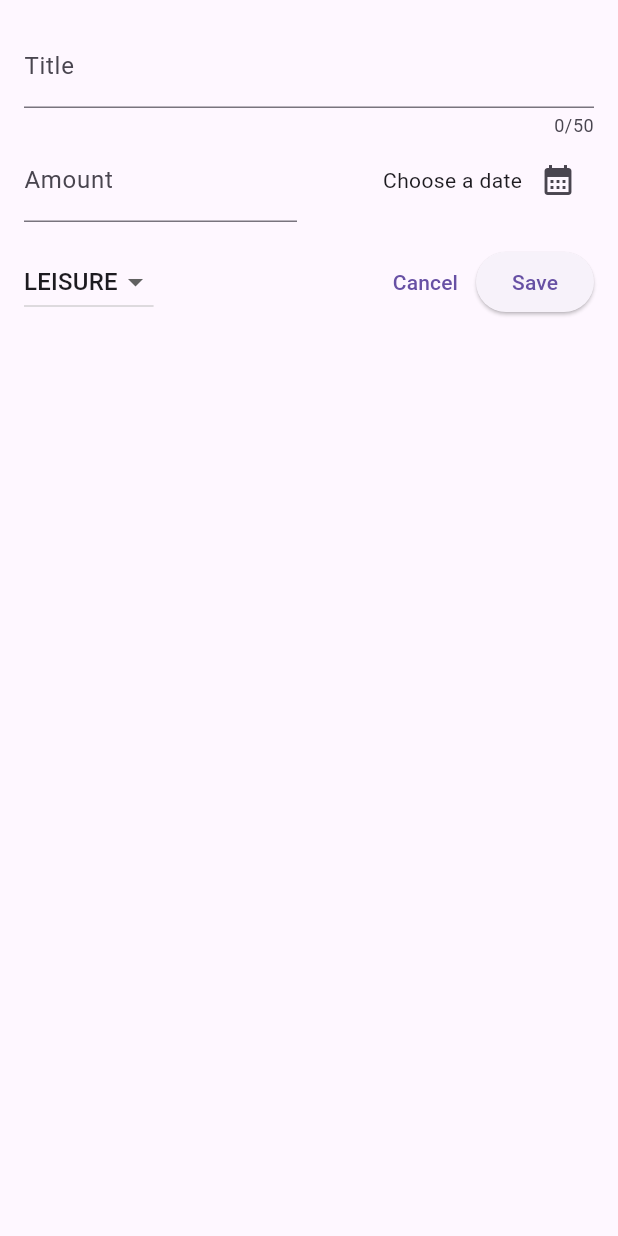
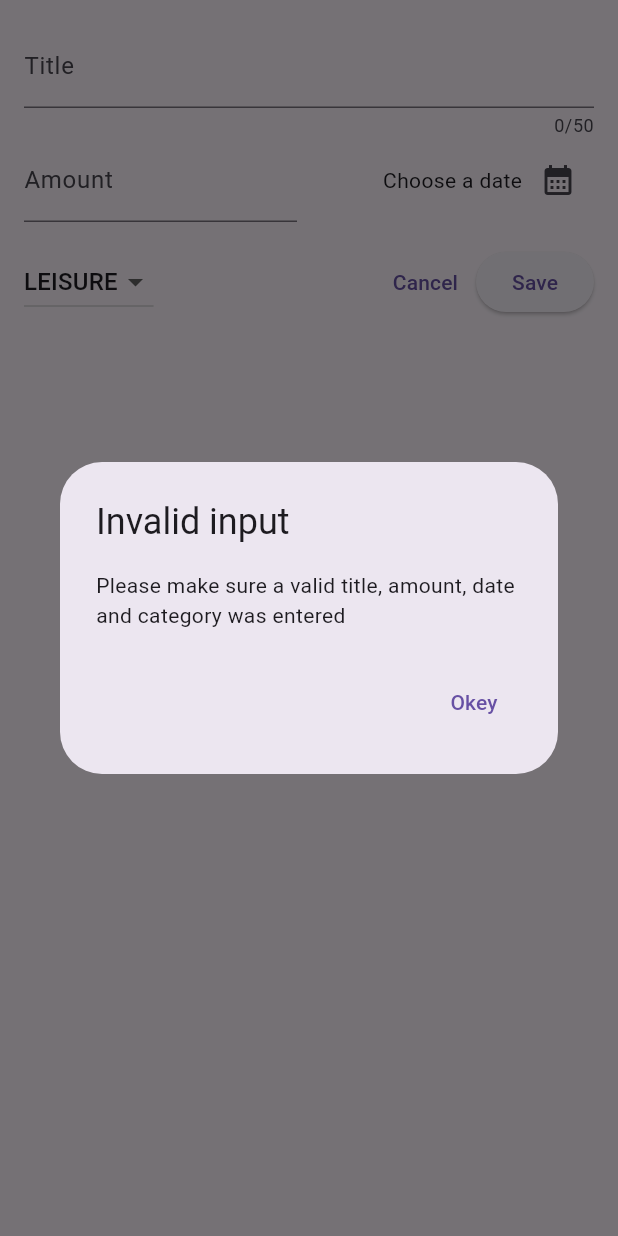
Before and after one commit to Polinaphlej02/expense_tracker, a Flutter app: the NewExpense widget shown alone on an empty page, opened directly, after a tap on "Save", on a phone screen of 412 x 824 dp. Run offline on Flutter 3.47's test engine with Material 3 defaults, Android fonts, the phone set to English and light mode, and no system bars.

Commit message:
Added validation and alert dialog

```diff
--- a/lib/widgets/new_expense.dart
+++ b/lib/widgets/new_expense.dart
@@ -19,6 +19,30 @@ class _NewExpenseState extends State<NewExpense> {
     _titleController.dispose();
     _amountController.dispose();
     super.dispose();
+  }
+
+  void _submitExpenseData() {
+    final enteredAmount = double.tryParse(_amountController.text);
+    final amountIsInvalid = enteredAmount == null || enteredAmount <= 0;
+    if (_titleController.text.trim().isEmpty ||
+        amountIsInvalid ||
+        _selectedDate == null) {
+      showDialog(
+        context: context,
+        builder: (ctx) => AlertDialog(
+          title: Text("Invalid input"),
+          content: const Text(
+              "Please make sure a valid title, amount, date and category was entered"),
+          actions: [
+            TextButton(
+                onPressed: () {
+                  Navigator.pop(ctx);
+                },
+                child: Text("Okey"))
+          ],
+        ),
+      );
+    }
   }
 
   void _datePicker() async {
@@ -79,19 +103,19 @@ class _NewExpenseState extends State<NewExpense> {
               ),
             ],
           ),
-          const SizedBox(height: 16,),
+          const SizedBox(
+            height: 16,
+          ),
           Row(
             children: [
               DropdownButton(
                 value: _selectedCategory,
                 items: Category.values
-                    .map((category) =>
-                        DropdownMenuItem(
-                          value: category,
-                          child: Text(
-                            category.name.toUpperCase(),
-                            )
-                          ))
+                    .map((category) => DropdownMenuItem(
+                        value: category,
+                        child: Text(
+                          category.name.toUpperCase(),
+                        )))
                     .toList(),
                 onChanged: (value) {
                   if (value == null) {
@@ -111,8 +135,7 @@ class _NewExpenseState extends State<NewExpense> {
               ),
               ElevatedButton(
                 onPressed: () {
-                  print(_titleController.text);
-                  print(_amountController.text);
+                  _submitExpenseData();
                 },
                 child: const Text("Save"),
               )
```
